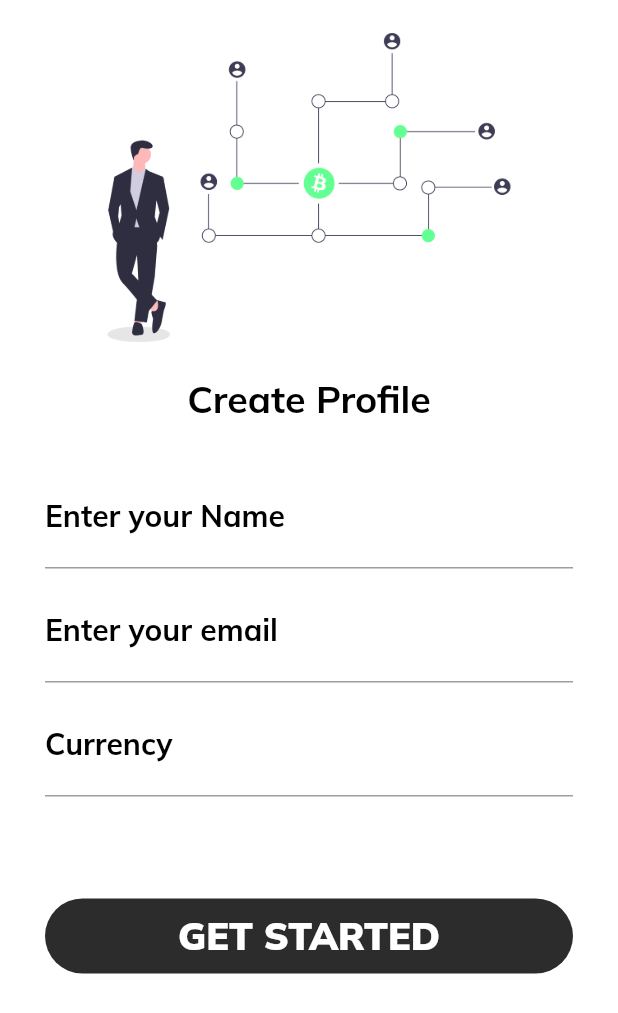
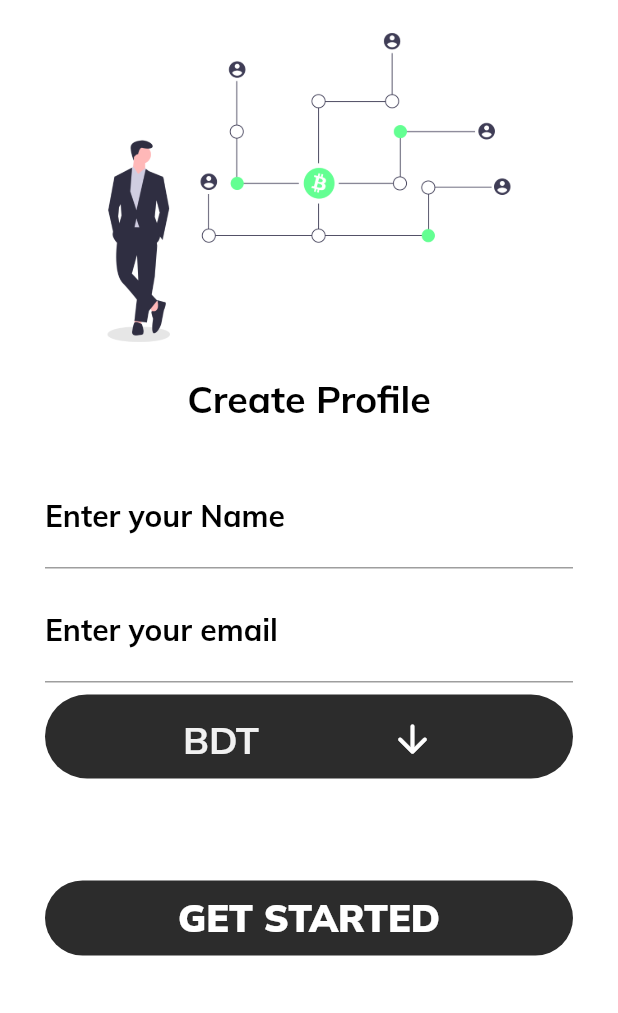
Before and after one commit to xX0ZAK0Xx/Money-Manager, a Flutter app: the screen it shows after launch, on a phone screen of 412 x 824 dp. Shown: the top 1013 px of the screen. Run offline on Flutter 3.47's test engine with Material 2 defaults, Android fonts, the phone set to English and light mode, and no system bars; drawn by our look-alikes of dropdown_button2; our stand-ins replace fl_chart, flutter_slidable, flutter_spinkit, google_fonts, hive, hive_flutter and 1 more; missing offline and left inert: animated_typing; accounts and stored records are empty.

Commit message:
Currency and type dropdown

```diff
--- a/lib/screens/account/credentials.dart
+++ b/lib/screens/account/credentials.dart
@@ -1,3 +1,4 @@
+import 'package:dropdown_button2/dropdown_button2.dart';
 import 'package:flutter/material.dart';
 import 'package:hive_flutter/hive_flutter.dart';
 import 'package:money_minder/styles.dart';
@@ -10,12 +11,24 @@ class Credentials extends StatefulWidget {
 }
 
 class _CredentialsState extends State<Credentials> {
+  List<String> currencies = [
+    "AED", "AFN", "ARS", "AUD", "BAM", "BDT", "BST", "BGN", "BHD", "BIF", "BMD", "BND", "BOB", "BRL", "BYR", "CAD", "CDF", "CHF", "COP", "CZK", "DKK", "DOP", "DZD", "EGP", "EUR", "FJD", "GHS", "GIP", "GMD", "GNF", "GTQ", "GYD", "HKD", "HNL", "HTG", "HUF", "IDR", "ILS", "IMP", "INR", "IQD", "IRR", "ISJ", "ISK", "JEP", "JMD", "JOD", "JPY", "KES", "KGS", "KHR", "KMF", "KID", "KPW", "KRW", "KWD", "LBP", "LKR", "LRD", "LSL", "LYD", "MAD", "MDL", "MGA", "MKD", "MMK", "MNT", "MOP", "MRO", "MUR", "MVR", "MWK", "MXN", "MYR", "MZN", "NAD", "NGN", "NIO", "NOK", "NPR", "NZD", "OMR", "PAB", "PEN", "PGK", "PHP", "PKR", "PLN", "PYG", "QAR", "RON", "RSD", "RUB", "RWF", "SAR", "SBD", "SCR", "SDG", "SEK", "SGD", "SHP", "SLL", "SOS", "SRD", "SSP", "STD", "SYP", "SZL", "THB", "TJR", "TJS", "TMT", "TND", "TOP", "TRY", "TTD", "TVD", "TWD", "TZS", "UAH", "UGX", "USD", "UYU", "UZS", "VED", "VND", "VUV", "WST", "XAF", "XCD", "XOF", "XPF", "YER", "ZAR", "ZMW", "ZWL"
+  ];
   TextEditingController _name = TextEditingController();
   TextEditingController _email = TextEditingController();
-  TextEditingController _currency = TextEditingController();
-
+  TextEditingController _curr = TextEditingController();
+  String currency = "BDT";
   final _profile = Hive.box("profile");
   final _formKey = GlobalKey<FormState>();
+
+  @override
+  void dispose() {
+    // TODO: implement dispose
+    _curr.dispose();
+    _name.dispose();
+    _email.dispose();
+    super.dispose();
+  }
 
   @override
   Widget build(BuildContext context) {
@@ -52,14 +65,7 @@ class _CredentialsState extends State<Credentials> {
                         },
                       ),
                       SizedBox(height: 8),
-                      InputBox(controller: _currency, text: "Currency",
-                        validator: (value) {
-                          if (value == null || value.isEmpty) {
-                            return 'Currency is required';
-                          }
-                          return null;
-                        },
-                      ),
+                      currencySelector(),
                     ],
                   ),
                 ),
@@ -71,7 +77,7 @@ class _CredentialsState extends State<Credentials> {
                       final newProfile = {
                         "name": _name.text,
                         "email": _email.text,
-                        "currency": _currency.text,
+                        "currency": currency,
                         "earning": 0.0,
                         "expense": 0.0,
                       };
@@ -97,6 +103,114 @@ class _CredentialsState extends State<Credentials> {
       ),
     );
   }
+Container currencySelector() {
+  return Container(
+    padding: EdgeInsets.only(top: 10, bottom: 6),
+    decoration: BoxDecoration(
+      borderRadius: BorderRadius.circular(30),
+      color: secondary,
+    ),
+    alignment: Alignment.center,
+    child: DropdownButtonHideUnderline(
+      child: DropdownButton2<String>(
+        value: currency,
+        items: currencies
+            .map((e) => DropdownMenuItem(
+                  child: Container(
+                    child: Text("${e}", style: TextStyle(fontSize: 20)),
+                  ),
+                  value: e,
+                ))
+            .toList(),
+        selectedItemBuilder: ((BuildContext context) => currencies
+            .map((e) => Text("${e}",
+                style: TextStyle(
+                    fontSize: 25, fontWeight: FontWeight.bold, color: primary),))
+            .toList()),
+        onChanged: (value) {
+          setState(() {
+            currency = value!;
+          });
+        },
+        underline: Container(),
+        isExpanded: true,
+        buttonStyleData: const ButtonStyleData(
+          padding: EdgeInsets.symmetric(horizontal: 16),
+          height: 40,
+          width: 200,
+        ),
+        dropdownSearchData: DropdownSearchData(
+          searchController: _curr,
+          searchInnerWidgetHeight: 80,
+          searchInnerWidget: Container(
+            height: 50,
+            padding: const EdgeInsets.only(
+              top: 8,
+              bottom: 4,
+              right: 8,
+              left: 8,
+            ),
+            child: TextFormField(
+              cursorColor: secondary,
+              expands: true,
+              textCapitalization: TextCapitalization.characters, // Capitalize input
+              enableSuggestions: true,
+              maxLines: null,
+              controller: _curr,
+              decoration: InputDecoration(
+                isDense: true,
+                contentPadding: const EdgeInsets.symmetric(
+                  horizontal: 10,
+                  vertical: 8,
+                ),
+                hintText: 'Search for your currency...',
+                hintStyle: const TextStyle(fontSize: 18, color: Colors.black),
+                border: OutlineInputBorder(
+                  borderRadius: BorderRadius.circular(8),
+                ),
+              ),
+            ),
+          ),
+          searchMatchFn: (item, searchValue) {
+            return item.value.toString().contains(searchValue);
+          },
+        ),
+        onMenuStateChange: (isOpen) {
+          if (!isOpen) {
+            _curr.clear();
+          }
+        },
+        iconStyleData: const IconStyleData(
+          icon: Icon(
+            Icons.arrow_downward_rounded,
+          ),
+          iconSize: 30,
+          iconEnabledColor: Colors.white,
+          iconDisabledColor: Colors.grey,
+        ),
+        dropdownStyleData: DropdownStyleData(
+          maxHeight: 200,
+          width: 315,
+          decoration: BoxDecoration(
+            borderRadius: BorderRadius.circular(14),
+            color: Colors.white,
+          ),
+          offset: const Offset(-20, 0),
+          scrollbarTheme: ScrollbarThemeData(
+            radius: const Radius.circular(40),
+            thickness: MaterialStateProperty.all(6),
+            thumbVisibility: MaterialStateProperty.all(true),
+          ),
+        ),
+        menuItemStyleData: const MenuItemStyleData(
+          height: 40,
+          padding: EdgeInsets.only(left: 14, right: 14),
+        ),
+      ),
+    ),
+  );
+}
+
 }
 
 class InputBox extends StatefulWidget {
```
Also changed, not shown: lib/barGraph/graph.dart (+5 -43 lines), lib/widgets/addTransaction.dart (+22 -48 lines).
